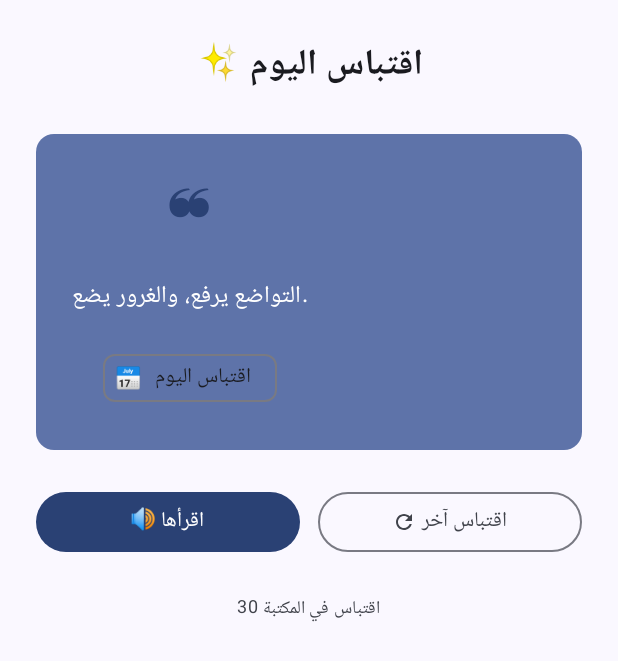
After one commit to belalmomani/Mimo, an Android app built with Jetpack Compose: the composable QuoteScreen shown on its own in the app's theme, on a phone screen of 412 x 824 dp. The commit adds this screen. Shown: the top 661 px of the screen. Run offline under Robolectric (Android 15) with nearby library versions, the phone set to English and light mode, and no system bars.

Commit message:
mimo v1.12

```diff
--- /dev/null
+++ b/app/src/main/java/com/mimo/companion/quotes/QuoteBank.kt
@@ -0,0 +1,52 @@
+package com.mimo.companion.quotes
+
+data class Quote(val text: String, val author: String = "")
+
+/**
+ * Built-in Arabic motivational quotes shown daily by ميمو.
+ * The daily quote is picked by (dayOfYear % size) for consistency across the day.
+ */
+object QuoteBank {
+
+    val quotes = listOf(
+        Quote("إذا كانت لديك القدرة على الحلم، فلديك القدرة على تحقيق حلمك.", "والت ديزني"),
+        Quote("النجاح ليس نهائياً، والفشل ليس قاتلاً، الشجاعة على الاستمرار هي ما يهم.", "ونستون تشرشل"),
+        Quote("لا تقل لا أستطيع، قل لم أتعلم بعد."),
+        Quote("كل يوم هو فرصة جديدة لتكون أفضل مما كنت عليه بالأمس."),
+        Quote("الإرادة تصنع المستحيل."),
+        Quote("ابدأ من حيث أنت، استخدم ما لديك، افعل ما تستطيع.", "آرثر آش"),
+        Quote("الحياة قصيرة جداً لتضييعها في الندم."),
+        Quote("لا تنتظر الفرصة المثالية، اصنع فرصتك."),
+        Quote("الأمل هو حلم اليقظة.", "أرسطو"),
+        Quote("أعظم مجد في الحياة ليس في عدم السقوط، بل في النهوض في كل مرة نسقط.", "نيلسون مانديلا"),
+        Quote("إن شئت أن تعيش مرتاح البال، فلا تشتغل بما لا يعنيك."),
+        Quote("اسعَ إلى ما تحب، وأحب ما تسعى إليه."),
+        Quote("الوقت أثمن من الذهب، فلا تُضيّعه."),
+        Quote("مَن صبر ظفر."),
+        Quote("العلم نور، والجهل ظلام."),
+        Quote("لكل مشكلة حل، وأما اليأس فليس حلاً."),
+        Quote("ركّز على ما تملك، لا على ما تفتقر إليه."),
+        Quote("التفاؤل إيمان يقود إلى الإنجاز."),
+        Quote("ابتسم، فإن الابتسامة صدقة."),
+        Quote("إذا لم تجد من تحب، فأحبّ ما تجد."),
+        Quote("الإنسان عدو ما يجهله."),
+        Quote("خير الأصدقاء من يرشدك إلى الصواب."),
+        Quote("ليس الجمال بالوجه، الجمال في الروح."),
+        Quote("الكلمة الطيبة صدقة."),
+        Quote("من جد وجد، ومن زرع حصد."),
+        Quote("قيمة الإنسان بعمله لا بكلامه."),
+        Quote("لا يفل الحديد إلا الحديد."),
+        Quote("التواضع يرفع، والغرور يضع."),
+        Quote("العقل السليم في الجسم السليم."),
+        Quote("الصبر مفتاح الفرج."),
+    )
+
+    /** Returns the same quote all day (changes at midnight). */
+    fun todayQuote(): Quote {
+        val day = java.time.LocalDate.now().dayOfYear
+        return quotes[day % quotes.size]
+    }
+
+    /** Returns a random quote different from today's. */
+    fun randomQuote(): Quote = quotes.random()
+}
--- /dev/null
+++ b/app/src/main/java/com/mimo/companion/ui/QuoteScreen.kt
@@ -0,0 +1,126 @@
+package com.mimo.companion.ui
+
+import androidx.compose.animation.*
+import androidx.compose.foundation.layout.*
+import androidx.compose.material.icons.Icons
+import androidx.compose.material.icons.filled.Refresh
+import androidx.compose.material3.*
+import androidx.compose.runtime.*
+import androidx.compose.ui.Alignment
+import androidx.compose.ui.Modifier
+import androidx.compose.ui.text.font.FontStyle
+import androidx.compose.ui.text.font.FontWeight
+import androidx.compose.ui.text.style.TextAlign
+import androidx.compose.ui.unit.dp
+import androidx.compose.ui.unit.sp
+import com.mimo.companion.Graph
+import com.mimo.companion.quotes.Quote
+import com.mimo.companion.quotes.QuoteBank
+
+/**
+ * "اقتباس اليوم" — daily motivational quote screen.
+ */
+@Composable
+fun QuoteScreen(modifier: Modifier = Modifier) {
+    var quote by remember { mutableStateOf(QuoteBank.todayQuote()) }
+    var isToday by remember { mutableStateOf(true) }
+
+    Column(
+        modifier.fillMaxWidth().padding(24.dp),
+        horizontalAlignment = Alignment.CenterHorizontally,
+        verticalArrangement = Arrangement.spacedBy(24.dp),
+    ) {
+        Text("✨ اقتباس اليوم", style = MaterialTheme.typography.headlineSmall,
+            fontWeight = FontWeight.Bold)
+
+        // ── Quote card ───────────────────────────────────────────────────────
+        Card(
+            Modifier.fillMaxWidth(),
+            colors = CardDefaults.cardColors(
+                containerColor = MaterialTheme.colorScheme.primaryContainer,
+            ),
+        ) {
+            Column(
+                Modifier.padding(24.dp),
+                verticalArrangement = Arrangement.spacedBy(16.dp),
+                horizontalAlignment = Alignment.CenterHorizontally,
+            ) {
+                Text(
+                    "❝",
+                    fontSize = 40.sp,
+                    color = MaterialTheme.colorScheme.primary,
+                )
+                AnimatedContent(
+                    targetState = quote,
+                    transitionSpec = {
+                        fadeIn() togetherWith fadeOut()
+                    },
+                    label = "quoteAnim",
+                ) { q ->
+                    Column(horizontalAlignment = Alignment.CenterHorizontally,
+                        verticalArrangement = Arrangement.spacedBy(12.dp)) {
+                        Text(
+                            q.text,
+                            style = MaterialTheme.typography.bodyLarge,
+                            textAlign = TextAlign.Center,
+                            lineHeight = 28.sp,
+                            color = MaterialTheme.colorScheme.onPrimaryContainer,
+                        )
+                        if (q.author.isNotBlank()) {
+                            Text(
+                                "— ${q.author}",
+                                style = MaterialTheme.typography.bodyMedium,
+                                fontStyle = FontStyle.Italic,
+                                color = MaterialTheme.colorScheme.onPrimaryContainer.copy(alpha = 0.7f),
+                            )
+                        }
+                    }
+                }
+                if (isToday) {
+                    AssistChip(
+                        onClick = {},
+                        label = { Text("اقتباس اليوم") },
+                        leadingIcon = { Text("📅") },
+                    )
+                }
+            }
+        }
+
+        // ── Action buttons ───────────────────────────────────────────────────
+        Row(horizontalArrangement = Arrangement.spacedBy(12.dp)) {
+            // Read aloud
+            Button(
+                onClick = { Graph.speakQuote(quote) },
+                modifier = Modifier.weight(1f),
+            ) { Text("🔊 اقرأها") }
+
+            // Shuffle
+            OutlinedButton(
+                onClick = {
+                    quote = QuoteBank.randomQuote()
+                    isToday = false
+                },
+                modifier = Modifier.weight(1f),
+            ) {
+                Icon(Icons.Default.Refresh, contentDescription = null,
+                    modifier = Modifier.size(16.dp))
+                Spacer(Modifier.width(4.dp))
+                Text("اقتباس آخر")
+            }
+        }
+
+        // ── Back to today ────────────────────────────────────────────────────
+        if (!isToday) {
+            TextButton(onClick = { quote = QuoteBank.todayQuote(); isToday = true }) {
+                Text("العودة لاقتباس اليوم")
+            }
+        }
+
+        // ── Quote count ──────────────────────────────────────────────────────
+        Text(
+            "${QuoteBank.quotes.size} اقتباس في المكتبة",
+            style = MaterialTheme.typography.bodySmall,
+            color = MaterialTheme.colorScheme.onSurfaceVariant,
+        )
+    }
+}
```
Also changed, not shown: app/src/main/java/com/mimo/companion/Graph.kt (+58 -0 lines), app/src/main/java/com/mimo/companion/sleep/SleepTracker.kt (added, +92 -0 lines), app/src/main/java/com/mimo/companion/ui/SettingsScreen.kt (+48 -0 lines), app/src/main/java/com/mimo/companion/ui/SleepScreen.kt (added, +169 -0 lines), app/src/main/java/com/mimo/companion/ui/WaterScreen.kt (added, +115 -0 lines), app/src/main/java/com/mimo/companion/water/WaterTracker.kt (added, +57 -0 lines).
